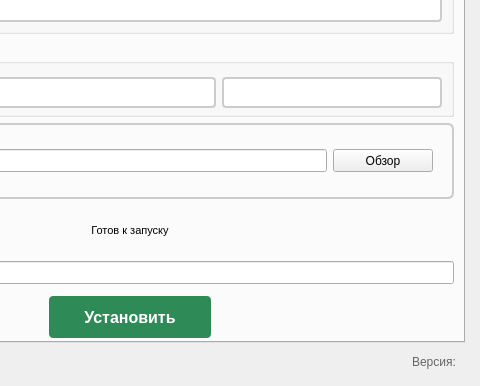
Qt form design.ui (mdreval/ib-launcher) before a commit; both pictures show x 220 to 700 and y 114 to 500 of the 700 by 500 pixel window.
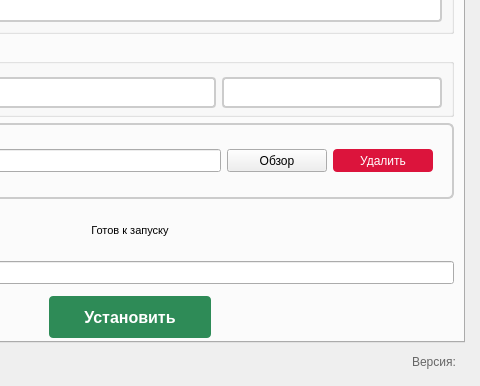
The same form after that commit. Icons and pictures are not drawn.

Commit message: Release 1.0.7.2: Added game version removal, improved path handling, optimized Forge version loading

The edit to the form file:
```diff
--- a/design.ui
+++ b/design.ui
@@ -323,6 +323,40 @@
              </property>
             </widget>
            </item>
+           <item>
+            <widget class="QPushButton" name="remove_version_button">
+             <property name="minimumSize">
+              <size>
+               <width>100</width>
+               <height>23</height>
+              </size>
+             </property>
+             <property name="maximumSize">
+              <size>
+               <width>16777215</width>
+               <height>23</height>
+              </size>
+             </property>
+             <property name="text">
+              <string>Удалить</string>
+             </property>
+             <property name="styleSheet">
+              <string notr="true">QPushButton {
+    background-color: #DC143C;
+    color: white;
+    border: none;
+    border-radius: 4px;
+    padding: 5px;
+}
+QPushButton:hover {
+    background-color: #B22222;
+}
+QPushButton:disabled {
+    background-color: #CCCCCC;
+}</string>
+             </property>
+            </widget>
+           </item>
           </layout>
          </widget>
         </item>
```
The commit also changes 7 other files.
